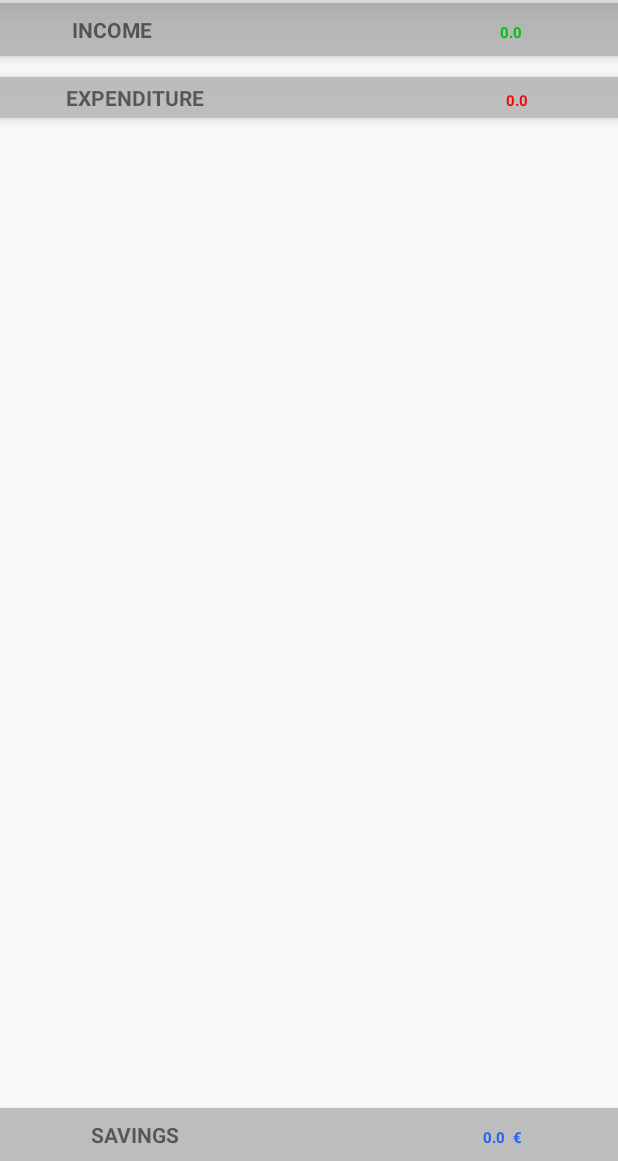
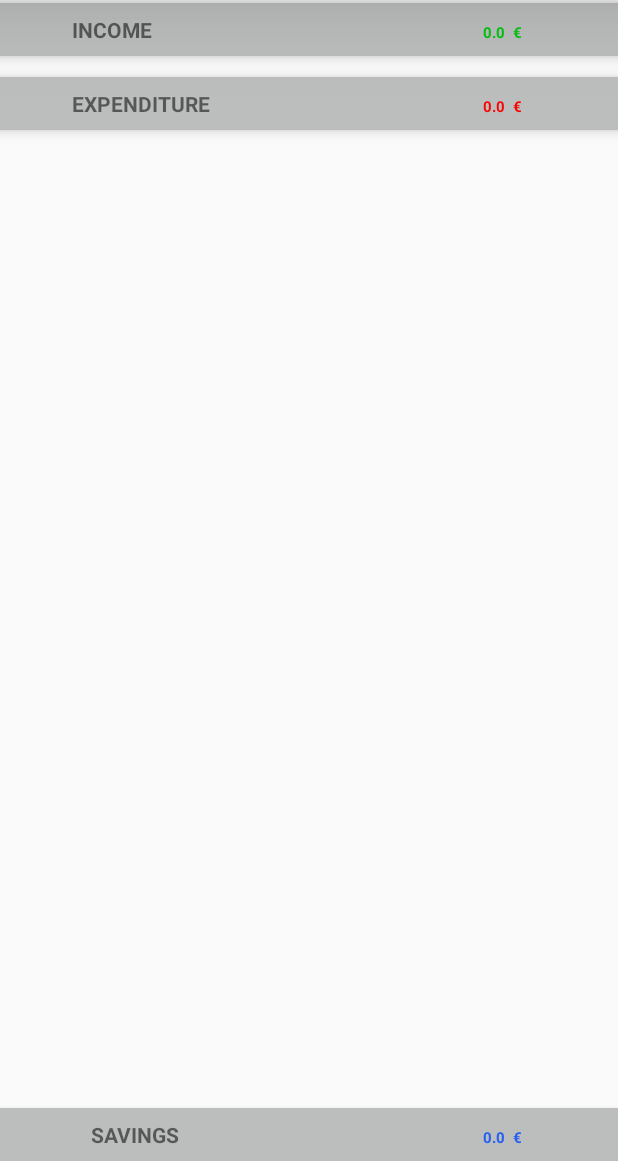
Before and after one commit to DBSE-teaching/isee2019-TeamMachine, an Android app: the screen it shows after launch (MainActivity), on a phone screen of 412 x 824 dp, the part 75-1236 px from its top. Run offline under Robolectric (Android 15) with nearby library versions, the phone set to English and light mode, and no system bars.

```diff
--- a/app/src/main/res/layout/activity_add_income.xml
+++ b/app/src/main/res/layout/activity_add_income.xml
@@ -32,12 +32,6 @@
             android:paddingLeft="20dp"
             android:layout_weight="0.99"/>
         //ADD SIGN
-        <ImageView
-            android:layout_width="wrap_content"
-            android:layout_height="wrap_content"
-            android:layout_weight="0.1"
-            android:layout_gravity="center_vertical"
-            android:src="@drawable/ic_add_black_24dp"/>
     </LinearLayout>
 
     <LinearLayout
--- a/app/src/main/res/layout/activity_add_xpense.xml
+++ b/app/src/main/res/layout/activity_add_xpense.xml
@@ -32,12 +32,6 @@
             android:paddingLeft="20dp"
             android:layout_weight="0.99"/>
         //ADD SIGN
-        <ImageView
-            android:layout_width="wrap_content"
-            android:layout_height="wrap_content"
-            android:layout_weight="0.1"
-            android:layout_gravity="center_vertical"
-            android:src="@drawable/ic_add_black_24dp"/>
     </LinearLayout>
 
     <LinearLayout
--- a/app/src/main/res/layout/activity_main.xml
+++ b/app/src/main/res/layout/activity_main.xml
@@ -4,7 +4,6 @@
     android:layout_width="match_parent"
     android:layout_height="wrap_content"
     tools:context=".MainActivity">
-    //CHANGE THE CONSTRAINT LAYOUT TO RELATIVE LAYOUT
 
     //TOOLBAR
     <LinearLayout
@@ -60,13 +59,22 @@
             android:id="@+id/incomeamt"
             android:layout_width="0dp"
             android:layout_height="wrap_content"
-            android:layout_weight="0.4"
-            android:gravity="right"
-            android:paddingRight="56dp"
-            android:text="0.00 €"
+            android:layout_weight="0.5"
+            android:textAlignment="textEnd"
+            android:text="0.00  "
             android:textStyle="bold"
             android:textColor="#07C414"
             android:textSize="10sp" />
+        <TextView
+            android:layout_width="wrap_content"
+            android:layout_height="wrap_content"
+            android:gravity="right"
+            android:paddingRight="56dp"
+            android:text="  €"
+            android:textStyle="bold"
+            android:textColor="#07C414"
+            android:textSize="10sp" />
+
     </LinearLayout>
 
     //3 LATEST ENTRIES OF INCOME
@@ -87,7 +95,7 @@
         android:layout_marginTop="10dp"
         android:background="#BCBEBE"
         android:elevation="5dp"
-        android:padding="4dp">
+        android:padding="8dp">
 
         EXPENSE TEXT
         <TextView
@@ -106,10 +114,18 @@
             android:id="@+id/expendamt"
             android:layout_width="0dp"
             android:layout_height="wrap_content"
-            android:layout_weight="0.4"
+            android:layout_weight="0.5"
+            android:text="0.00  "
+            android:textAlignment="textEnd"
+            android:textStyle="bold"
+            android:textColor="#FA0505"
+            android:textSize="10sp" />
+        <TextView
+            android:layout_width="wrap_content"
+            android:layout_height="wrap_content"
             android:gravity="right"
             android:paddingRight="56dp"
-            android:text="0.00 €"
+            android:text="  €"
             android:textStyle="bold"
             android:textColor="#FA0505"
             android:textSize="10sp" />
```
